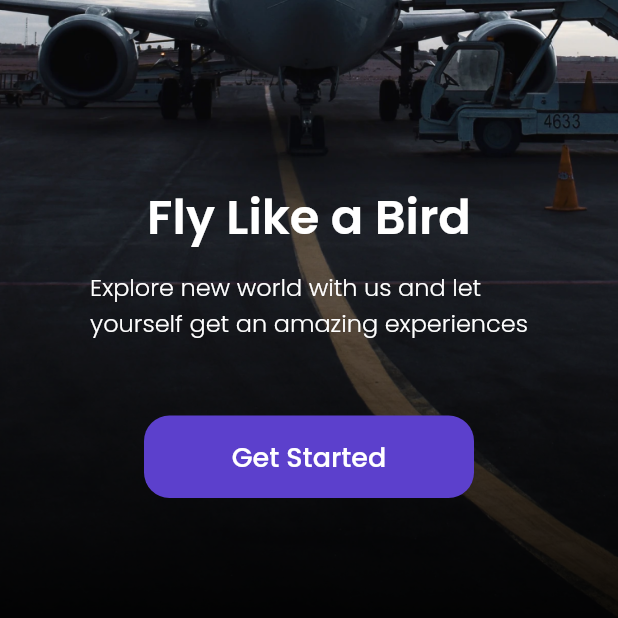
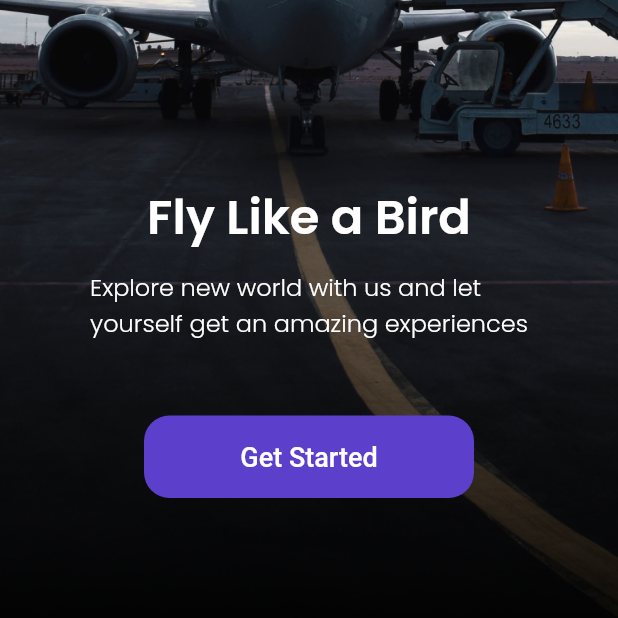
Before and after one commit to Revaldo11/Flutter-My-Plane-UI, a Flutter app: the screen it shows after launch, on a phone screen of 412 x 824 dp, the part 618-1236 px from its top. Run offline on Flutter 3.47's test engine with Material 2 defaults, Android fonts, the phone set to English and light mode, and no system bars; our stand-ins replace google_fonts.

Commit message:
add reusable nav item, button, text form field

```diff
--- a/lib/components/pages/get_started_page.dart
+++ b/lib/components/pages/get_started_page.dart
@@ -1,4 +1,5 @@
 import 'package:flutter/material.dart';
+import 'package:my_plane/components/widgets/custom_button.dart';
 import 'package:my_plane/shared/utils.dart';
 
 class GetStartedPage extends StatelessWidget {
@@ -34,27 +35,12 @@ class GetStartedPage extends StatelessWidget {
                   style:
                       whiteTextStyle.copyWith(fontSize: 16, fontWeight: light),
                 ),
-                Container(
-                    margin: const EdgeInsets.only(top: 50.0, bottom: 80.0),
-                    height: 55.0,
-                    width: 220.0,
-                    child: TextButton(
-                        onPressed: () {
-                          Navigator.pushNamed(context, '/sign-up');
-                        },
-                        style: TextButton.styleFrom(
-                          backgroundColor: kPrimaryColor,
-                          shape: RoundedRectangleBorder(
-                            borderRadius: BorderRadius.circular(defaultRadius),
-                          ),
-                        ),
-                        child: Text(
-                          'Get Started',
-                          style: whiteTextStyle.copyWith(
-                            fontSize: 18,
-                            fontWeight: medium,
-                          ),
-                        ))),
+                CustomButton(
+                  width: 220.0,
+                  margin: const EdgeInsets.only(top: 50.0, bottom: 80.0),
+                  title: 'Get Started',
+                  onPressed: () => Navigator.pushNamed(context, '/sign-up'),
+                ),
               ],
             ),
           ),
--- a/lib/main.dart
+++ b/lib/main.dart
@@ -1,5 +1,6 @@
 import 'package:flutter/material.dart';
 import 'package:my_plane/components/pages/bonus_page.dart';
+import 'package:my_plane/components/pages/main_page.dart';
 import 'package:my_plane/components/pages/sign_up_page.dart';
 
 import 'components/pages/get_started_page.dart';
@@ -19,6 +20,7 @@ class MyApp extends StatelessWidget {
         '/get-started': (context) => const GetStartedPage(),
         '/sign-up': (context) => const SignUpPage(),
         '/bonus': (context) => const BonusPage(),
+        '/main': (context) => const MainPage(),
       },
     );
   }
```
Also changed, not shown: lib/components/pages/bonus_page.dart (+7 -20 lines), lib/components/pages/main_page.dart (added, +60 -0 lines), lib/components/widgets/custom_button_nav_item.dart (added, +42 -0 lines), lib/shared/utils.dart (+11 -11 lines), assets/images/icon_globe.png (deleted), pubspec.lock, 1 other file.
